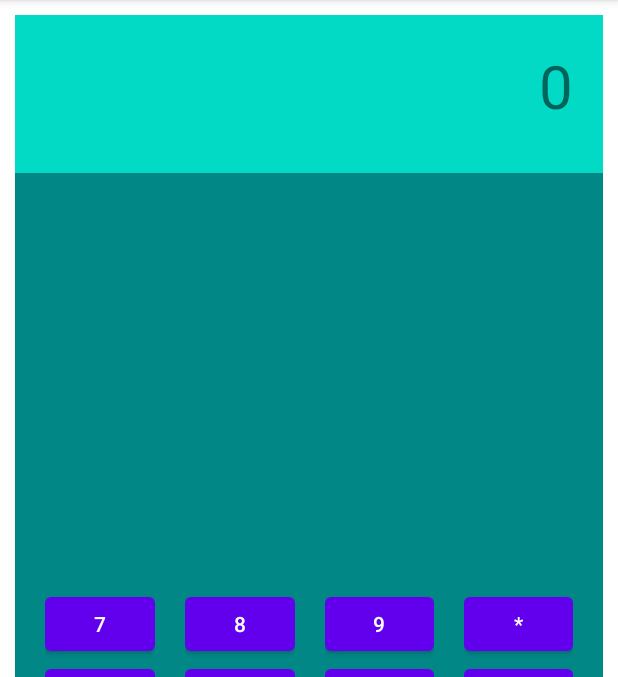
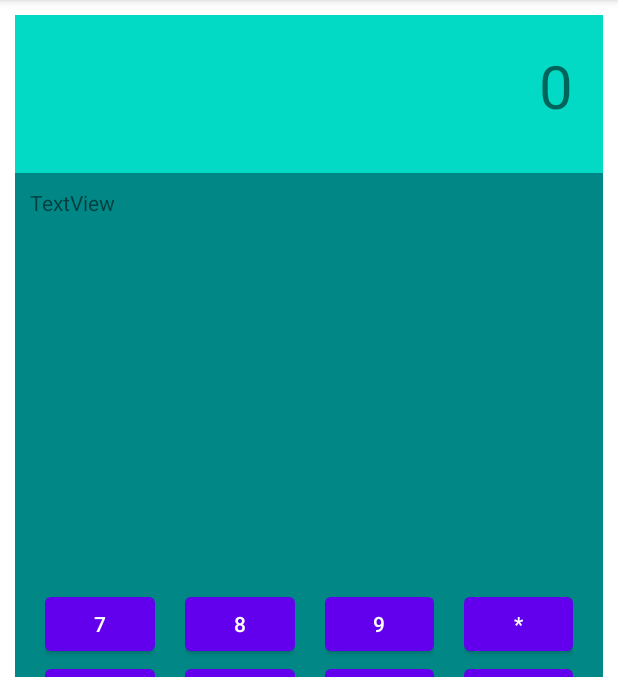
Before and after one commit to JesusEsteban2/practica_calcu, an Android app: the screen it shows after launch (MainActivity), on a phone screen of 412 x 824 dp, the part 84-761 px from its top. Run offline under Robolectric (Android 15) with nearby library versions, the phone set to English and light mode, and no system bars.

Commit message:
Correction commit

```diff
--- a/app/src/main/res/layout/activity_main.xml
+++ b/app/src/main/res/layout/activity_main.xml
@@ -30,7 +30,7 @@
 
         </LinearLayout>
         <LinearLayout
-            android:id="@+id/spcKey"
+            android:id="@+id/hisText"
             android:layout_width="match_parent"
             android:layout_height="0dp"
             android:layout_weight="2"
@@ -39,6 +39,13 @@
             android:background="@color/teal_700"
             android:outlineAmbientShadowColor="@color/cardview_dark_background"
             >
+
+            <TextView
+                android:id="@+id/histoText"
+                android:layout_width="wrap_content"
+                android:layout_height="match_parent"
+                android:layout_weight="1"
+                android:text="TextView" />
 
         </LinearLayout>
         <LinearLayout
```
Also changed, not shown: app/src/main/java/com/example/practica_calcu/MainActivity.kt (+8 -3 lines).
